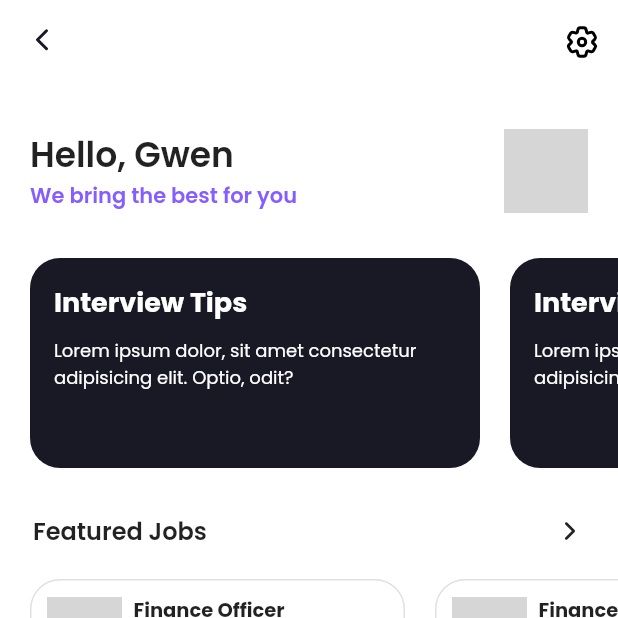
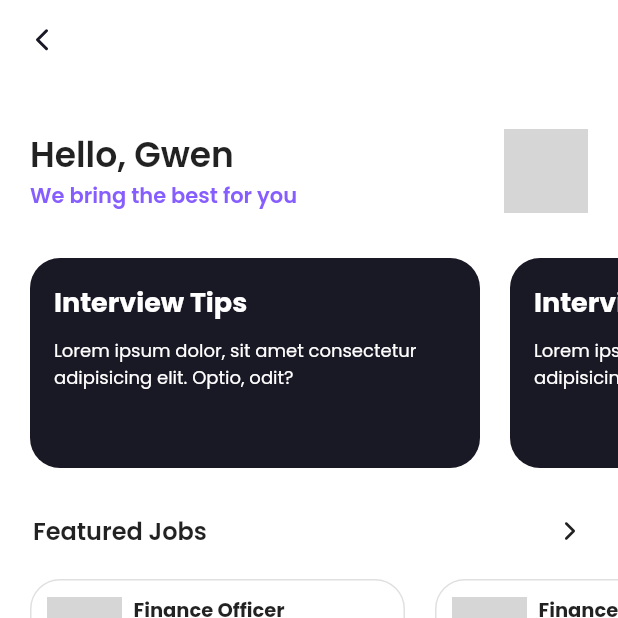
Before and after one commit to agil3st/career_crush, a Flutter app: the screen it shows after launch, on a phone screen of 412 x 824 dp, the top half of it. Run offline on Flutter 3.47's test engine with Material 2 defaults, Android fonts, the phone set to English and light mode, and no system bars; our stand-ins replace cached_network_image, dots_indicator, flutter_feather_icons, flutter_markdown, flutter_riverpod, flutter_svg and 1 more; network calls fail; grey boxes are pictures that could not be loaded.

Commit message:
Update home_screen.dart

```diff
--- a/lib/src/presentation/pages/home/home_screen.dart
+++ b/lib/src/presentation/pages/home/home_screen.dart
@@ -13,12 +13,6 @@ class HomeScreen extends StatelessWidget {
   @override
   Widget build(BuildContext context) {
     return PageScaffold(
-      actions: [
-        IconButton(
-          onPressed: () {},
-          icon: Assets.images.icons.apps.setting.svg(),
-        ),
-      ],
       body: Column(
         children: [
           Container(
```
